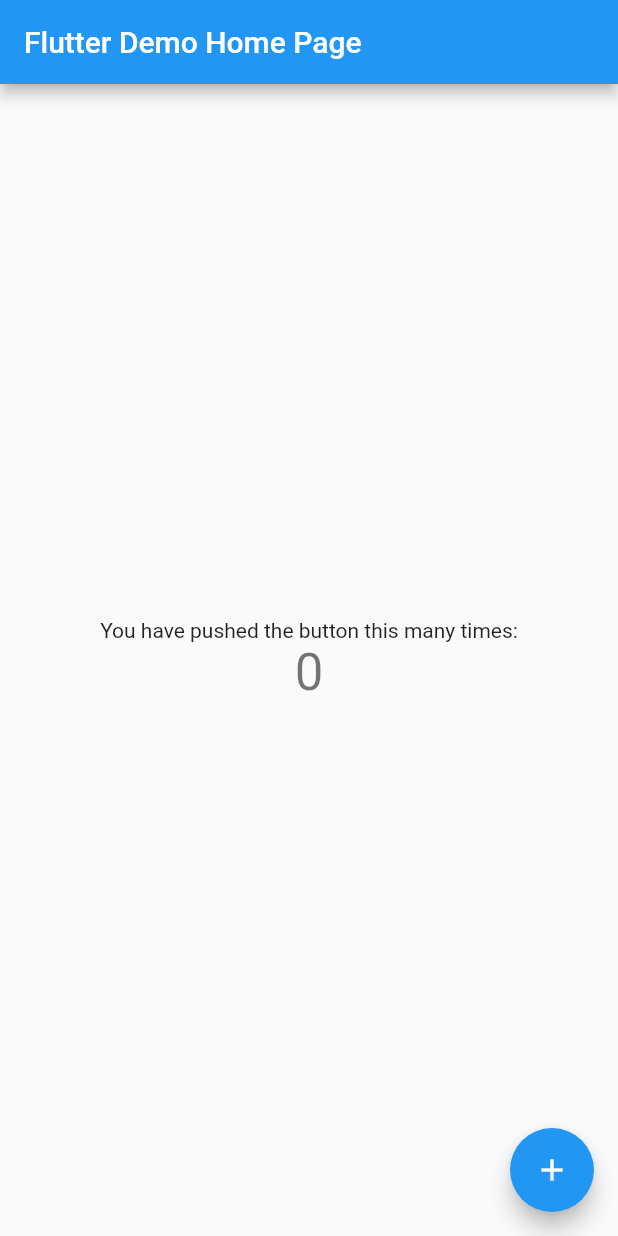
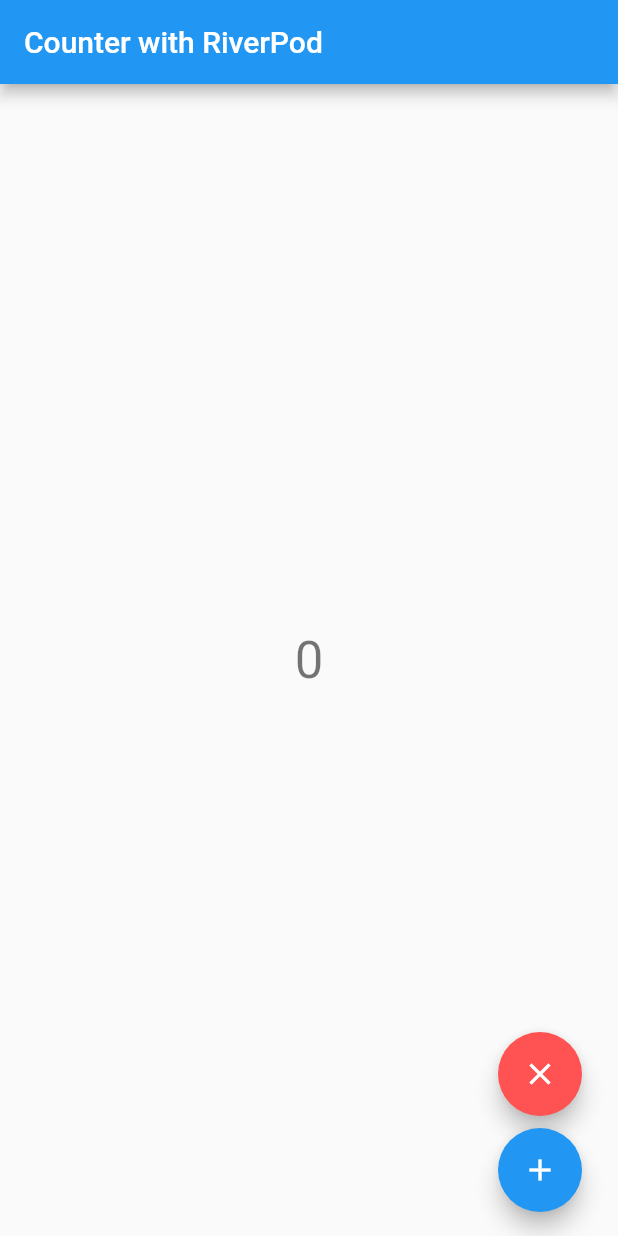
Before and after one commit to MrSmart00/flutter_exams, a Flutter app: the screen it shows after launch, on a phone screen of 412 x 824 dp. Run offline on Flutter 3.47's test engine with Material 2 defaults, Android fonts, the phone set to English and light mode, and no system bars; our stand-ins replace flutter_hooks, flutter_riverpod, hooks_riverpod.

Commit message:
Add: riverpod

```diff
--- /dev/null
+++ b/counter_app/lib/app.dart
@@ -0,0 +1,77 @@
+import 'package:flutter/material.dart';
+import 'package:flutter_hooks/flutter_hooks.dart';
+import 'package:hooks_riverpod/all.dart';
+
+final appProvider = ChangeNotifierProvider((_) => _AppNotifier());
+
+class _AppNotifier extends ChangeNotifier {
+  var _count = 0;
+
+  int get count => _count;
+
+  void increment() {
+    _count++;
+    notifyListeners();
+  }
+
+  void reset() {
+    _count = 0;
+    notifyListeners();
+  }
+}
+
+class App extends HookWidget {
+  @override
+  Widget build(BuildContext context) {
+    return MaterialApp(
+      title: 'Flutter Demo',
+      theme: ThemeData(
+        primarySwatch: Colors.blue,
+      ),
+      home: CounterView(),
+    );
+  }
+}
+
+class CounterView extends HookWidget {
+  @override
+  Widget build(BuildContext context) {
+    final counter = useProvider(appProvider);
+
+    return Scaffold(
+      appBar: AppBar(
+        title: Text("Counter with RiverPod"),
+      ),
+      body: SafeArea(
+        child: Scaffold(
+          body: Center(
+            child: Text(
+              counter.count.toString(),
+              style: Theme.of(context).textTheme.headline4,
+            ),
+          ),
+          floatingActionButton: Column(
+            // verticalDirection: VerticalDirection.up,
+            mainAxisSize: MainAxisSize.min,
+            children: [
+              Padding(
+                padding: const EdgeInsets.all(8.0),
+                child: FloatingActionButton(
+                  onPressed: counter.reset,
+                  tooltip: 'reset',
+                  child: Icon(Icons.close),
+                  backgroundColor: Colors.redAccent,
+                ),
+              ),
+              FloatingActionButton(
+                onPressed: counter.increment,
+                tooltip: 'Increment',
+                child: Icon(Icons.add),
+              ),
+            ],
+          ),
+        ),
+      ),
+    );
+  }
+}
--- a/counter_app/lib/main.dart
+++ b/counter_app/lib/main.dart
@@ -1,67 +1,12 @@
 import 'package:flutter/material.dart';
+import 'package:flutter_riverpod/flutter_riverpod.dart';
+
+import 'app.dart';
 
 void main() {
-  runApp(MyApp());
+  runApp(
+    ProviderScope(
+        child: App()
+    ),
+  );
 }
-
-class MyApp extends StatelessWidget {
-  @override
-  Widget build(BuildContext context) {
-    return MaterialApp(
-      title: 'Flutter Demo',
-      theme: ThemeData(
-        primarySwatch: Colors.blue,
-      ),
-      home: MyHomePage(
-        title: 'Flutter Demo Home Page',
-        count: 0,
-      ),
-    );
-  }
-}
-
-// ignore: must_be_immutable
-class MyHomePage extends StatefulWidget {
-  MyHomePage({Key key, this.title, this.count}) : super(key: key);
-  final String title;
-  int count;
-
-  @override
-  _MyHomePageState createState() => _MyHomePageState();
-}
-
-class _MyHomePageState extends State<MyHomePage> {
-  void _incrementCounter() {
-    setState(() {
-      widget.count++;
-    });
-  }
-
-  @override
-  Widget build(BuildContext context) {
-    return Scaffold(
-      appBar: AppBar(
-        title: Text(widget.title),
-      ),
-      body: Center(
-        child: Column(
-          mainAxisAlignment: MainAxisAlignment.center,
-          children: <Widget>[
-            Text(
-              'You have pushed the button this many times:',
-            ),
-            Text(
-              widget.count.toString(),
-              style: Theme.of(context).textTheme.headline4,
-            ),
-          ],
-        ),
-      ),
-      floatingActionButton: FloatingActionButton(
-        onPressed: _incrementCounter,
-        tooltip: 'Increment',
-        child: Icon(Icons.add),
-      ), // This trailing comma makes auto-formatting nicer for build methods.
-    );
-  }
-}
--- a/counter_app/pubspec.yaml
+++ b/counter_app/pubspec.yaml
@@ -23,6 +23,8 @@ environment:
 dependencies:
   flutter:
     sdk: flutter
+  hooks_riverpod:
+  flutter_hooks:
 
 
   # The following adds the Cupertino Icons font to your application.
```
